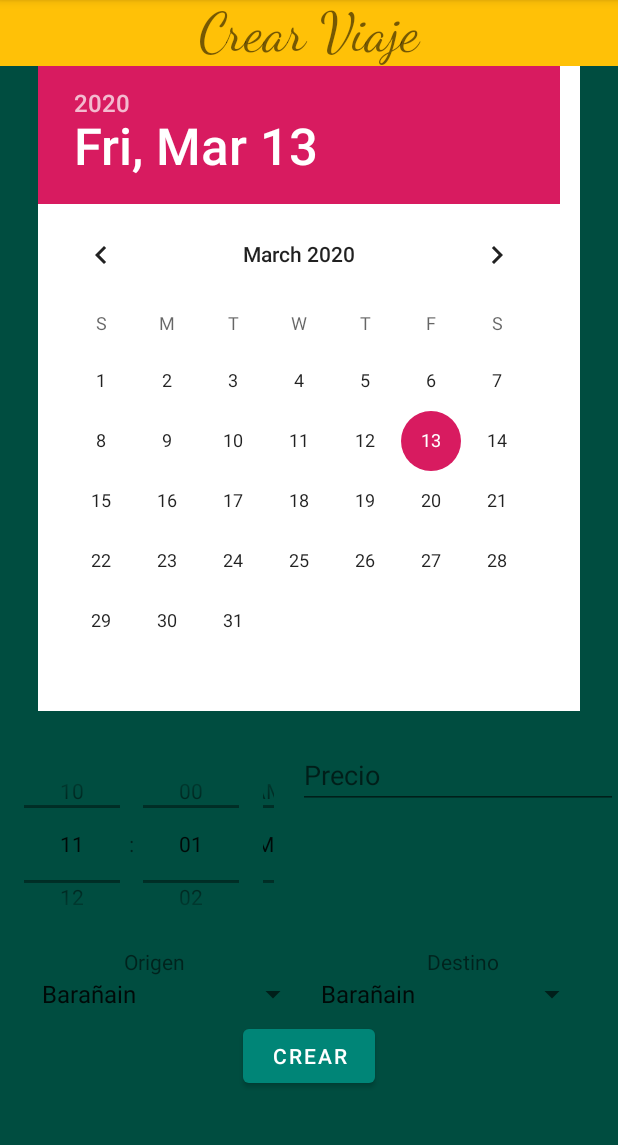
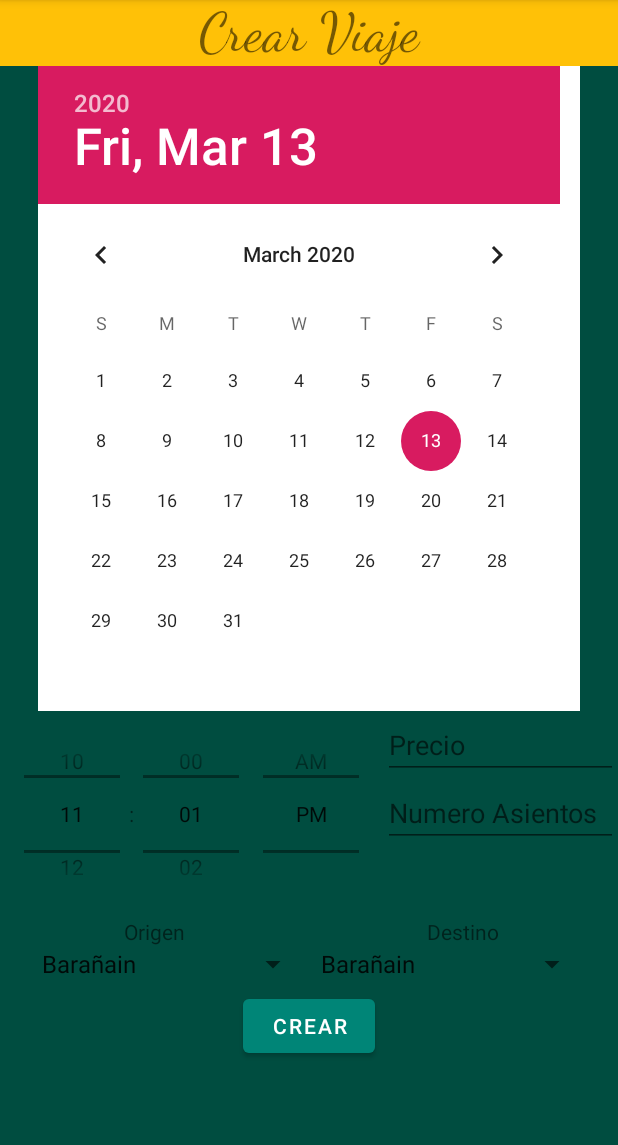
Before and after one commit to rabiixx/Universicar, an Android app: the FormularioCrear screen opened directly, with no data from a screen before it, on a phone screen of 412 x 824 dp, the part 84-1229 px from its top. Run offline under Robolectric (Android 15) with nearby library versions, the phone set to English and light mode, and no system bars; libraries missing offline, so code that uses them is left out: com.parse.

Commit message:
Update activity_formulario_crear.xml

```diff
--- a/universicar/app/src/main/res/layout-v21/activity_formulario_crear.xml
+++ b/universicar/app/src/main/res/layout-v21/activity_formulario_crear.xml
@@ -32,9 +32,12 @@
     <LinearLayout
         android:layout_width="match_parent"
         android:layout_height="wrap_content"
-        android:layout_marginTop="20dp"
-        android:weightSum="2"
         android:orientation="horizontal">
+
+        <LinearLayout
+            android:layout_width="wrap_content"
+            android:layout_height="wrap_content"
+            android:orientation="vertical">
 
             <TimePicker
                 android:id="@+id/timePicker1"
@@ -42,6 +45,19 @@
                 android:layout_height="137dp"
                 android:timePickerMode="spinner"
                 android:layout_weight="1"/>
+        </LinearLayout>
+
+        <LinearLayout
+            android:layout_width="wrap_content"
+            android:layout_height="wrap_content"
+            android:weightSum="2"
+            android:orientation="vertical">
+
+            <LinearLayout
+                android:layout_width="wrap_content"
+                android:layout_height="wrap_content"
+                android:weightSum="2"
+                android:orientation="vertical">
 
                 <EditText
                 android:id="@+id/price"
@@ -50,14 +66,22 @@
                 android:ems="10"
                 android:hint="@string/precio"
                 android:inputType="numberDecimal" />
+            </LinearLayout>
+
+            <LinearLayout
+                    android:layout_width="wrap_content"
+                    android:layout_height="wrap_content"
+                    android:weightSum="2"
+                    android:orientation="vertical">
 
                 <EditText
                     android:id="@+id/nAsientos"
                     android:layout_width="wrap_content"
                     android:layout_height="wrap_content"
                     android:ems="10"
-            android:hint="@string/nAsientos"
-            android:inputType="numberDecimal" />
+                    android:hint="@string/nAsientos" />
+            </LinearLayout>
+        </LinearLayout>
 
     </LinearLayout>
 
```
Lines whose indentation alone changed are shown as unchanged.
